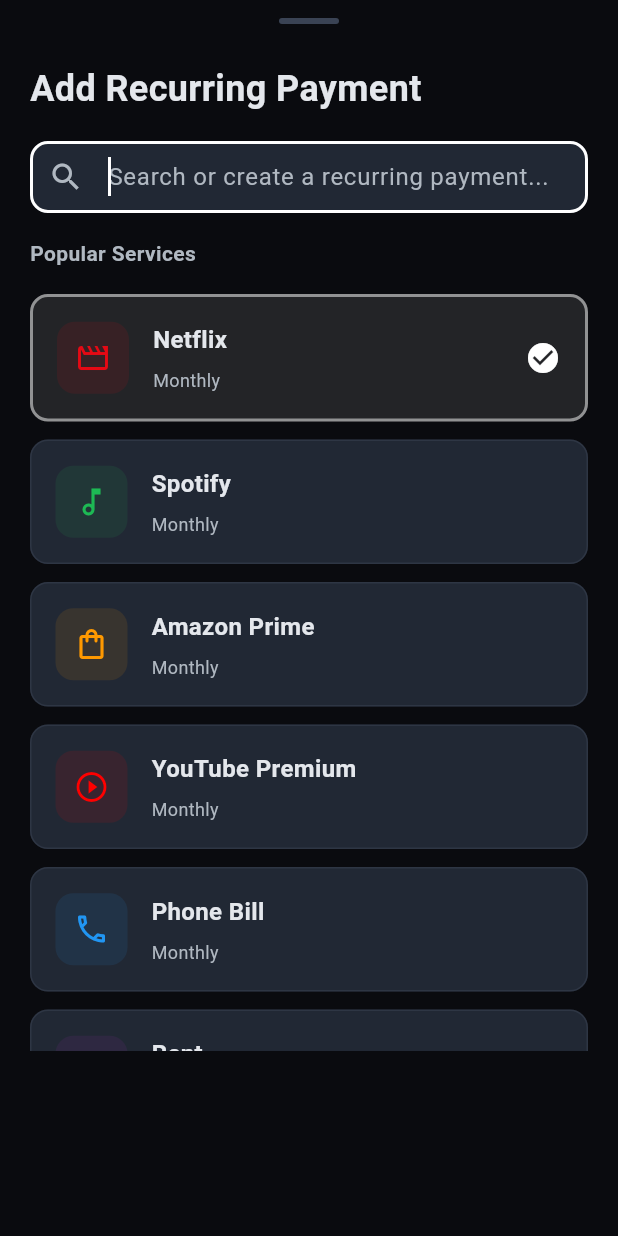
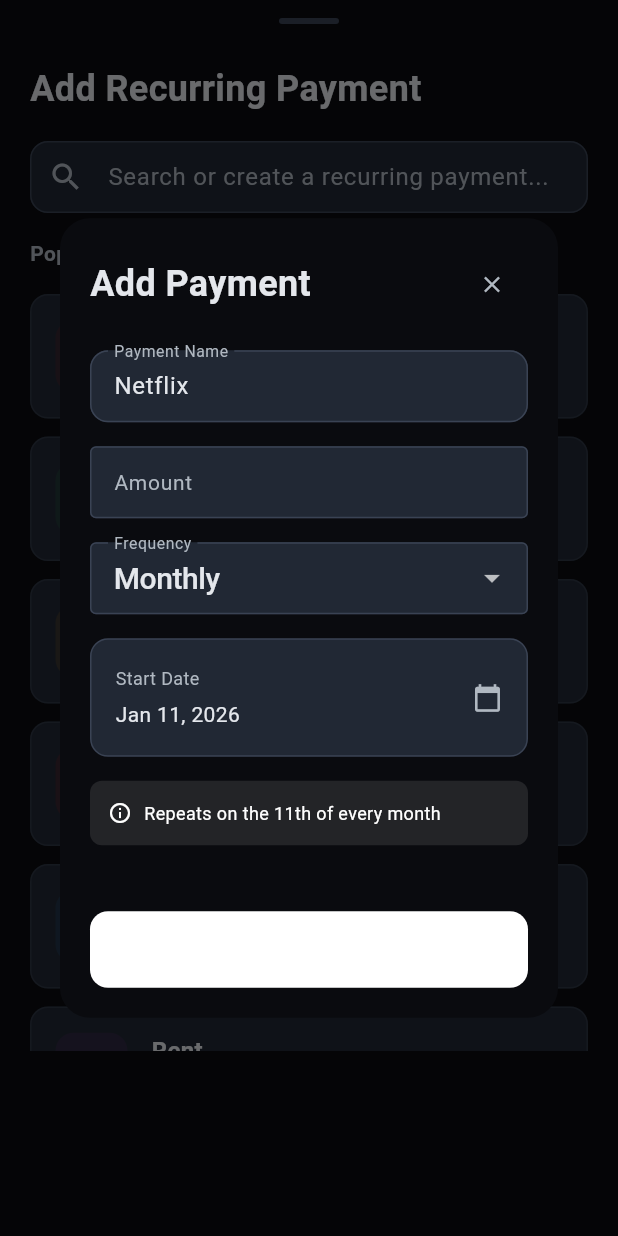
Before and after one commit to ItsAkshatSh/hisabipocket, a Flutter app: the AddRecurringPaymentModal widget shown alone on an empty page, opened directly, after a tap on "Netflix", on a phone screen of 412 x 824 dp. Run offline on Flutter 3.47's test engine with Material 3 defaults, Android fonts, the light colour scheme and no system bars; our stand-ins replace cloud_firestore, cross_file, firebase_auth, firebase_core, flutter_riverpod, flutter_svg and 4 more; missing offline and left inert: home_widget; accounts and stored records are empty; network calls fail.

Commit message:
fixed widget, themes and alignment

```diff
--- a/lib/core/constants/app_theme.dart
+++ b/lib/core/constants/app_theme.dart
@@ -145,6 +145,7 @@
   ),
   outlinedButtonTheme: OutlinedButtonThemeData(
     style: OutlinedButton.styleFrom(
+      backgroundColor: Colors.transparent,
       foregroundColor: AppColors.onSurface,
       side: const BorderSide(color: AppColors.border, width: 1),
       shape: RoundedRectangleBorder(
@@ -157,6 +158,17 @@
         fontWeight: FontWeight.w500,
       ),
     ).copyWith(
+      backgroundColor: WidgetStateProperty.resolveWith<Color>(
+        (states) {
+          if (states.contains(WidgetState.hovered)) {
+            return AppColors.hover;
+          }
+          if (states.contains(WidgetState.pressed)) {
+            return AppColors.hoverSubtle;
+          }
+          return Colors.transparent;
+        },
+      ),
       side: WidgetStateProperty.resolveWith<BorderSide>(
         (states) {
           if (states.contains(WidgetState.hovered)) {
@@ -221,7 +233,7 @@
     ),
   ),
   cardTheme: CardThemeData(
-    color: AppColors.background,
+    color: AppColors.surface,
     elevation: 0,
     shadowColor: Colors.transparent,
     shape: RoundedRectangleBorder(
@@ -464,6 +476,7 @@
   ),
   outlinedButtonTheme: OutlinedButtonThemeData(
     style: OutlinedButton.styleFrom(
+      backgroundColor: Colors.transparent,
       foregroundColor: LightAppColors.onSurface,
       side: const BorderSide(color: LightAppColors.border, width: 1),
       shape: RoundedRectangleBorder(
@@ -476,6 +489,17 @@
         fontWeight: FontWeight.w500,
       ),
     ).copyWith(
+      backgroundColor: WidgetStateProperty.resolveWith<Color>(
+        (states) {
+          if (states.contains(WidgetState.hovered)) {
+            return LightAppColors.hover;
+          }
+          if (states.contains(WidgetState.pressed)) {
+            return LightAppColors.hoverSubtle;
+          }
+          return Colors.transparent;
+        },
+      ),
       side: WidgetStateProperty.resolveWith<BorderSide>(
         (states) {
           if (states.contains(WidgetState.hovered)) {
@@ -540,7 +564,7 @@
     ),
   ),
   cardTheme: CardThemeData(
-    color: LightAppColors.background,
+    color: LightAppColors.surface,
     elevation: 0,
     shadowColor: Colors.transparent,
     shape: RoundedRectangleBorder(
--- a/lib/core/services/ai_service.dart
+++ b/lib/core/services/ai_service.dart
@@ -6,7 +6,7 @@
 class AIService {
   static const String _apiKey = 'sk-hc-v1-03edd072f4414067b3166355b70b49eb27576e2313b54bbe8ea04da7f387f8ec';
   static const String _baseUrl = 'https://ai.hackclub.com/proxy/v1';
-  static const String _defaultModel = 'openai/gpt-5.1';
+  static const String _defaultModel = 'openai/gpt-5-mini';
 
   /// Categorize receipt items using AI
   Future<Map<String, ExpenseCategory>> categorizeItems({
--- a/lib/features/dashboard/presentation/dashboard_screen.dart
+++ b/lib/features/dashboard/presentation/dashboard_screen.dart
@@ -19,6 +19,9 @@
 
   @override
   Widget build(BuildContext context, WidgetRef ref) {
+    // Trigger widget update when dashboard loads
+    ref.watch(widgetUpdateProvider);
+
     final period = ref.watch(periodProvider);
     final settingsAsync = ref.watch(settingsProvider);
     final currency = settingsAsync.valueOrNull?.currency ?? Currency.USD;
--- a/lib/features/financial_profile/presentation/add_recurring_payment_modal.dart
+++ b/lib/features/financial_profile/presentation/add_recurring_payment_modal.dart
@@ -19,14 +19,6 @@
     extends ConsumerState<AddRecurringPaymentModal> {
   final TextEditingController _searchController = TextEditingController();
   String _searchQuery = '';
-  RecurringPaymentPreset? _selectedPreset;
-  bool _isCreatingCustom = false;
-
-  // Custom payment fields
-  final TextEditingController _nameController = TextEditingController();
-  final TextEditingController _amountController = TextEditingController();
-  PaymentFrequency _selectedFrequency = PaymentFrequency.monthly;
-  DateTime _startDate = DateTime.now();
 
   @override
   void initState() {
@@ -34,8 +26,6 @@
     _searchController.addListener(() {
       setState(() {
         _searchQuery = _searchController.text.toLowerCase();
-        // Don't auto-show custom form, just track search query
-        _isCreatingCustom = false;
       });
     });
   }
@@ -43,59 +33,46 @@
   @override
   void dispose() {
     _searchController.dispose();
-    _nameController.dispose();
-    _amountController.dispose();
     super.dispose();
   }
 
   void _handlePresetSelected(RecurringPaymentPreset preset) {
-    setState(() {
-      _selectedPreset = preset;
-      _nameController.text = preset.name;
-      _selectedFrequency = preset.defaultFrequency;
-    });
+    // Show dialog with form pre-filled from preset
+    _showPaymentDialog(preset: preset);
   }
 
   void _showCustomForm() {
-    setState(() {
-      _isCreatingCustom = true;
-      _selectedPreset = null; // Clear preset selection
-      if (_nameController.text.isEmpty && _searchController.text.isNotEmpty) {
-        _nameController.text = _searchController.text;
-      }
-    });
+    // Show dialog for custom payment
+    _showPaymentDialog();
   }
 
-  Future<void> _savePayment() async {
-    if (_nameController.text.isEmpty || _amountController.text.isEmpty) {
-      ScaffoldMessenger.of(context).showSnackBar(
-        const SnackBar(content: Text('Please fill in all fields')),
-      );
-      return;
+  void _showPaymentDialog({RecurringPaymentPreset? preset}) {
+    // Reset form fields
+    final nameController = TextEditingController();
+    final amountController = TextEditingController();
+    var frequency = preset?.defaultFrequency ?? PaymentFrequency.monthly;
+    var startDate = DateTime.now();
+
+    // Pre-fill if preset selected
+    if (preset != null) {
+      nameController.text = preset.name;
+    } else if (_searchController.text.isNotEmpty) {
+      nameController.text = _searchController.text;
     }
 
-    final amount = double.tryParse(_amountController.text);
-    if (amount == null || amount <= 0) {
-      ScaffoldMessenger.of(context).showSnackBar(
-        const SnackBar(content: Text('Please enter a valid amount')),
-      );
-      return;
-    }
-
-    final payment = RecurringPayment(
-      id: DateTime.now().millisecondsSinceEpoch.toString(),
-      name: _nameController.text,
-      amount: amount,
-      frequency: _selectedFrequency,
-      startDate: _startDate,
-      iconName: _selectedPreset?.iconName,
-      category: _selectedPreset?.category,
-    );
-
+    showDialog(
+      context: context,
+      builder: (dialogContext) => _PaymentFormDialog(
+        preset: preset,
+        nameController: nameController,
+        amountController: amountController,
+        initialFrequency: frequency,
+        initialStartDate: startDate,
+        onSave: (payment) async {
           await ref.read(financialProfileProvider.notifier).addRecurringPayment(payment);
-
           if (mounted) {
-      Navigator.of(context).pop();
+            Navigator.of(dialogContext).pop();
+            Navigator.of(context).pop(); // Close main modal
             ScaffoldMessenger.of(context).showSnackBar(
               SnackBar(
                 content: Text('${payment.name} added successfully'),
@@ -103,17 +80,14 @@
               ),
             );
           }
+        },
+      ),
+    );
   }
+
 
   @override
   Widget build(BuildContext context) {
-    final settingsAsync = ref.watch(settingsProvider);
-    final currency = settingsAsync.valueOrNull?.currency ?? Currency.USD;
-    final formatter = NumberFormat.currency(
-      symbol: currency.name,
-      decimalDigits: 2,
-    );
-
     final filteredPresets = _searchQuery.isEmpty
         ? recurringPaymentPresets
         : recurringPaymentPresets
@@ -145,27 +119,17 @@
               mainAxisAlignment: MainAxisAlignment.spaceBetween,
               children: [
                 Text(
-                  _isCreatingCustom ? 'Create Payment' : 'Add Recurring Payment',
+                  'Add Recurring Payment',
                   style: TextStyle(
                     fontSize: 24,
                     fontWeight: FontWeight.bold,
                     color: context.onSurfaceColor,
                   ),
                 ),
-                if (_isCreatingCustom)
-                  IconButton(
-                    icon: const Icon(Icons.arrow_back),
-                    onPressed: () {
-                      setState(() {
-                        _isCreatingCustom = false;
-                      });
-                    },
-                  ),
               ],
             ),
           ),
           // Search Bar
-          if (!_isCreatingCustom)
           Padding(
               padding: const EdgeInsets.symmetric(horizontal: 20),
               child: TextField(
@@ -212,9 +176,7 @@
           const SizedBox(height: 16),
           // Content
           Expanded(
-            child: _isCreatingCustom
-                ? _buildCustomForm(context, formatter)
-                : _buildPresetList(context, filteredPresets),
+            child: _buildPresetList(context, filteredPresets),
           ),
         ],
       ),
@@ -245,7 +207,7 @@
         // Show matching presets
         ...presets.map((preset) => _PresetCard(
               preset: preset,
-              isSelected: _selectedPreset?.name == preset.name,
+              isSelected: false,
               onTap: () => _handlePresetSelected(preset),
             )),
         // Show create button if search query doesn't match any preset
@@ -256,232 +218,135 @@
             onTap: _showCustomForm,
           ),
         ],
-        if (_selectedPreset != null) ...[
-          const SizedBox(height: 24),
-          _buildPaymentDetails(context),
-          const SizedBox(height: 16),
-          SizedBox(
-            width: double.infinity,
-            child: ElevatedButton(
-              onPressed: _savePayment,
-              style: ElevatedButton.styleFrom(
-                backgroundColor: context.primaryColor,
-                foregroundColor: Colors.white,
-                padding: const EdgeInsets.symmetric(vertical: 16),
-                shape: RoundedRectangleBorder(
-                  borderRadius: BorderRadius.circular(12),
-                ),
-              ),
-              child: const Text(
-                'Add Payment',
-                style: TextStyle(
-                  fontSize: 16,
-                  fontWeight: FontWeight.w600,
-                ),
-              ),
-            ),
-          ),
-        ],
         SizedBox(height: MediaQuery.of(context).viewInsets.bottom),
       ],
     );
   }
 
-  Widget _buildPaymentDetails(BuildContext context) {
-    if (_selectedPreset == null) return const SizedBox.shrink();
+}
 
-    return Container(
-      padding: const EdgeInsets.all(16),
-      decoration: BoxDecoration(
-        color: context.surfaceColor,
-        borderRadius: BorderRadius.circular(12),
-        border: Border.all(
-          color: context.borderColor.withOpacity(0.5),
+class _PaymentFormDialog extends ConsumerStatefulWidget {
+  final RecurringPaymentPreset? preset;
+  final TextEditingController nameController;
+  final TextEditingController amountController;
+  final PaymentFrequency initialFrequency;
+  final DateTime initialStartDate;
+  final Function(RecurringPayment) onSave;
+
+  const _PaymentFormDialog({
+    this.preset,
+    required this.nameController,
+    required this.amountController,
+    required this.initialFrequency,
+    required this.initialStartDate,
+    required this.onSave,
+  });
+
+  @override
+  ConsumerState<_PaymentFormDialog> createState() => _PaymentFormDialogState();
+}
+
+class _PaymentFormDialogState extends ConsumerState<_PaymentFormDialog> {
+  late PaymentFrequency _selectedFrequency;
+  late DateTime _startDate;
+
+  @override
+  void initState() {
+    super.initState();
+    _selectedFrequency = widget.initialFrequency;
+    _startDate = widget.initialStartDate;
+  }
+
+  Future<void> _savePayment() async {
+    if (widget.nameController.text.isEmpty || widget.amountController.text.isEmpty) {
+      ScaffoldMessenger.of(context).showSnackBar(
+        const SnackBar(content: Text('Please fill in all fields')),
+      );
+      return;
+    }
+
+    final amount = double.tryParse(widget.amountController.text);
+    if (amount == null || amount <= 0) {
+      ScaffoldMessenger.of(context).showSnackBar(
+        const SnackBar(content: Text('Please enter a valid amount')),
+      );
+      return;
+    }
+
+    final payment = RecurringPayment(
+      id: DateTime.now().millisecondsSinceEpoch.toString(),
+      name: widget.nameController.text,
+      amount: amount,
+      frequency: _selectedFrequency,
+      startDate: _startDate,
+      iconName: widget.preset?.iconName,
+      category: widget.preset?.category,
+    );
+
+    widget.onSave(payment);
+  }
+
+  String _getPreviewText() {
+    final payment = RecurringPayment(
+      id: '',
+      name: widget.nameController.text.isEmpty ? 'Payment' : widget.nameController.text,
+      amount: double.tryParse(widget.amountController.text) ?? 0.0,
+      frequency: _selectedFrequency,
+      startDate: _startDate,
+    );
+    return payment.previewText;
+  }
+
+  @override
+  Widget build(BuildContext context) {
+    final settingsAsync = ref.watch(settingsProvider);
+    final currency = settingsAsync.valueOrNull?.currency ?? Currency.USD;
+
+    return Dialog(
+      backgroundColor: context.backgroundColor,
+      shape: RoundedRectangleBorder(
+        borderRadius: BorderRadius.circular(20),
       ),
+      child: Container(
+        constraints: BoxConstraints(
+          maxHeight: MediaQuery.of(context).size.height * 0.8,
+          maxWidth: 500,
         ),
         child: Column(
-        crossAxisAlignment: CrossAxisAlignment.start,
+          mainAxisSize: MainAxisSize.min,
           children: [
-          Text(
-            'Payment Details',
-            style: TextStyle(
-              fontSize: 14,
-              fontWeight: FontWeight.w600,
-              color: context.onSurfaceMutedColor,
-            ),
-          ),
-          const SizedBox(height: 16),
-          TextField(
-            controller: _nameController,
-            decoration: InputDecoration(
-              labelText: 'Name',
-              filled: true,
-              fillColor: context.backgroundColor,
-              border: OutlineInputBorder(
-                borderRadius: BorderRadius.circular(8),
-              ),
-            ),
-          ),
-          const SizedBox(height: 12),
-          TextField(
-            controller: _amountController,
-            keyboardType: TextInputType.numberWithOptions(decimal: true),
-            inputFormatters: [
-              FilteringTextInputFormatter.allow(RegExp(r'^\d+\.?\d{0,2}')),
-            ],
-            decoration: InputDecoration(
-              labelText: 'Amount',
-              prefixText: '${ref.read(settingsProvider).valueOrNull?.currency.name ?? Currency.USD.name} ',
-              filled: true,
-              fillColor: context.backgroundColor,
-              border: OutlineInputBorder(
-                borderRadius: BorderRadius.circular(8),
-              ),
-            ),
-          ),
-          const SizedBox(height: 12),
-          DropdownButtonFormField<PaymentFrequency>(
-            value: _selectedFrequency,
-            decoration: InputDecoration(
-              labelText: 'Frequency',
-              filled: true,
-              fillColor: context.backgroundColor,
-              border: OutlineInputBorder(
-                borderRadius: BorderRadius.circular(8),
-              ),
-            ),
-            items: PaymentFrequency.values.map((freq) {
-              String label;
-              switch (freq) {
-                case PaymentFrequency.weekly:
-                  label = 'Weekly';
-                  break;
-                case PaymentFrequency.biWeekly:
-                  label = 'Bi-weekly';
-                  break;
-                case PaymentFrequency.monthly:
-                  label = 'Monthly';
-                  break;
-                case PaymentFrequency.quarterly:
-                  label = 'Quarterly';
-                  break;
-                case PaymentFrequency.yearly:
-                  label = 'Yearly';
-                  break;
-              }
-              return DropdownMenuItem(
-                value: freq,
-                child: Text(label),
-              );
-            }).toList(),
-            onChanged: (value) {
-              if (value != null) {
-                setState(() {
-                  _selectedFrequency = value;
-                });
-              }
-            },
-          ),
-          const SizedBox(height: 12),
-          InkWell(
-            onTap: () async {
-              final date = await showDatePicker(
-                context: context,
-                initialDate: _startDate,
-                firstDate: DateTime.now().subtract(const Duration(days: 365)),
-                lastDate: DateTime.now().add(const Duration(days: 365)),
-              );
-              if (date != null) {
-                setState(() {
-                  _startDate = date;
-                });
-              }
-            },
-            child: Container(
-              padding: const EdgeInsets.all(16),
-              decoration: BoxDecoration(
-                color: context.backgroundColor,
-                borderRadius: BorderRadius.circular(8),
-                border: Border.all(color: context.borderColor),
-              ),
+            // Header
+            Padding(
+              padding: const EdgeInsets.all(20),
               child: Row(
                 mainAxisAlignment: MainAxisAlignment.spaceBetween,
                 children: [
-                  Column(
-                    crossAxisAlignment: CrossAxisAlignment.start,
-                    children: [
                   Text(
-                        'Start Date',
+                    widget.preset != null ? 'Add Payment' : 'Create Payment',
                     style: TextStyle(
-                          fontSize: 12,
-                          color: context.onSurfaceMutedColor,
-                        ),
-                      ),
-                      const SizedBox(height: 4),
-                      Text(
-                        DateFormat('MMM d, y').format(_startDate),
-                        style: TextStyle(
-                          fontSize: 14,
+                      fontSize: 24,
+                      fontWeight: FontWeight.bold,
                       color: context.onSurfaceColor,
                     ),
                   ),
-                    ],
-                  ),
-                  Icon(
-                    Icons.calendar_today,
-                    size: 20,
+                  IconButton(
+                    icon: const Icon(Icons.close),
+                    onPressed: () => Navigator.of(context).pop(),
                     color: context.onSurfaceMutedColor,
                   ),
                 ],
               ),
             ),
-          ),
-          const SizedBox(height: 12),
-          Container(
-            padding: const EdgeInsets.all(12),
-            decoration: BoxDecoration(
-              color: context.primaryColor.withOpacity(0.1),
-              borderRadius: BorderRadius.circular(8),
-            ),
-            child: Row(
-              children: [
-                Icon(
-                  Icons.info_outline,
-                  size: 16,
-                  color: context.primaryColor,
-                ),
-                const SizedBox(width: 8),
-                Expanded(
-                  child: Text(
-                    _getPreviewText(),
-                    style: TextStyle(
-                      fontSize: 12,
-                      color: context.primaryColor,
-                    ),
-                  ),
-                ),
-              ],
-            ),
-          ),
-        ],
-      ),
-    );
-  }
-
-  Widget _buildCustomForm(BuildContext context, NumberFormat formatter) {
-    // Pre-fill name from search if empty
-    if (_nameController.text.isEmpty && _searchController.text.isNotEmpty) {
-      _nameController.text = _searchController.text;
-    }
-
-    return SingleChildScrollView(
+            // Form
+            Flexible(
+              child: SingleChildScrollView(
                 padding: const EdgeInsets.symmetric(horizontal: 20),
                 child: Column(
                   crossAxisAlignment: CrossAxisAlignment.start,
                   children: [
                     TextField(
-            controller: _nameController,
-            autofocus: _nameController.text.isEmpty,
+                      controller: widget.nameController,
+                      autofocus: widget.nameController.text.isEmpty,
                       decoration: InputDecoration(
                         labelText: 'Payment Name',
                         hintText: 'e.g., Gym Membership',
@@ -506,14 +371,14 @@
                     ),
                     const SizedBox(height: 16),
                     TextField(
-            controller: _amountController,
+                      controller: widget.amountController,
                       keyboardType: TextInputType.numberWithOptions(decimal: true),
                       inputFormatters: [
                         FilteringTextInputFormatter.allow(RegExp(r'^\d+\.?\d{0,2}')),
                       ],
                       decoration: InputDecoration(
                         labelText: 'Amount',
-              prefixText: '${ref.read(settingsProvider).valueOrNull?.currency.name ?? Currency.USD.name} ',
+                        prefixText: '${currency.name} ',
                         filled: true,
                         fillColor: context.surfaceColor,
                         border: OutlineInputBorder(
@@ -646,7 +511,14 @@
                       ),
                     ),
                     const SizedBox(height: 24),
-          SizedBox(
+                  ],
+                ),
+              ),
+            ),
+            // Save Button
+            Padding(
+              padding: const EdgeInsets.all(20),
+              child: SizedBox(
                 width: double.infinity,
                 child: ElevatedButton(
                   onPressed: _savePayment,
@@ -667,21 +539,11 @@
                   ),
                 ),
               ),
-          SizedBox(height: MediaQuery.of(context).viewInsets.bottom + 16),
+            ),
           ],
         ),
+      ),
     );
-  }
-
-  String _getPreviewText() {
-    final payment = RecurringPayment(
-      id: '',
-      name: _nameController.text.isEmpty ? 'Payment' : _nameController.text,
-      amount: double.tryParse(_amountController.text) ?? 0.0,
-      frequency: _selectedFrequency,
-      startDate: _startDate,
-    );
-    return payment.previewText;
   }
 }
 
```
Also changed, not shown: lib/core/storage/firebase_storage_service.dart (+109 -16 lines), lib/features/dashboard/providers/dashboard_provider.dart (+62 -0 lines), lib/features/insights/widgets/quick_stats_header.dart (+16 -8 lines), lib/features/receipts/providers/receipts_store.dart (+40 -12 lines). Lines whose indentation alone changed are shown as unchanged.
